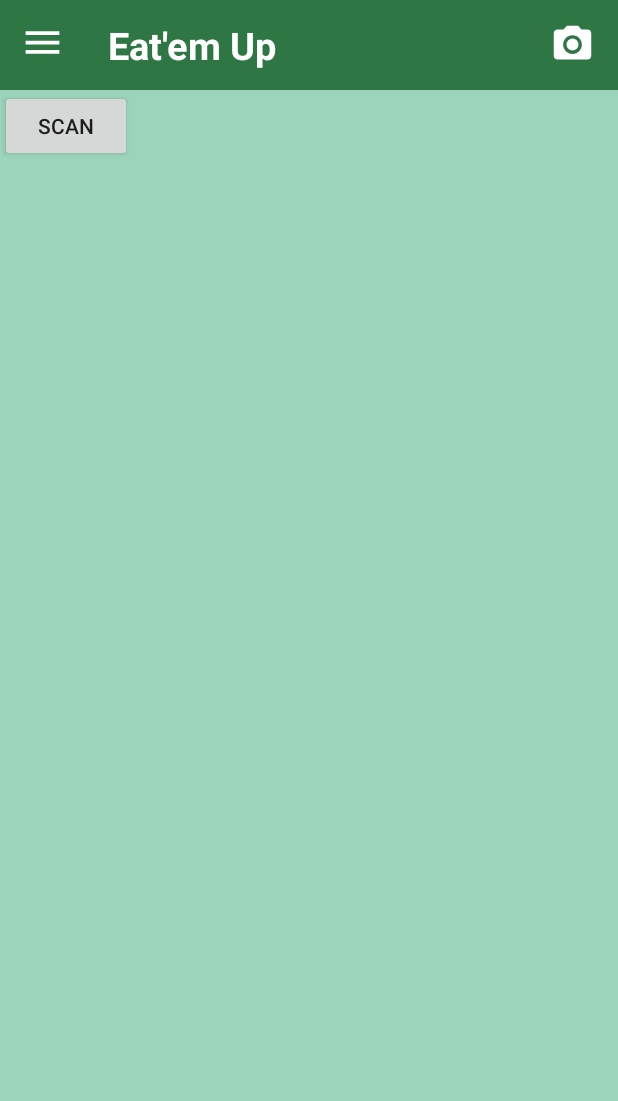
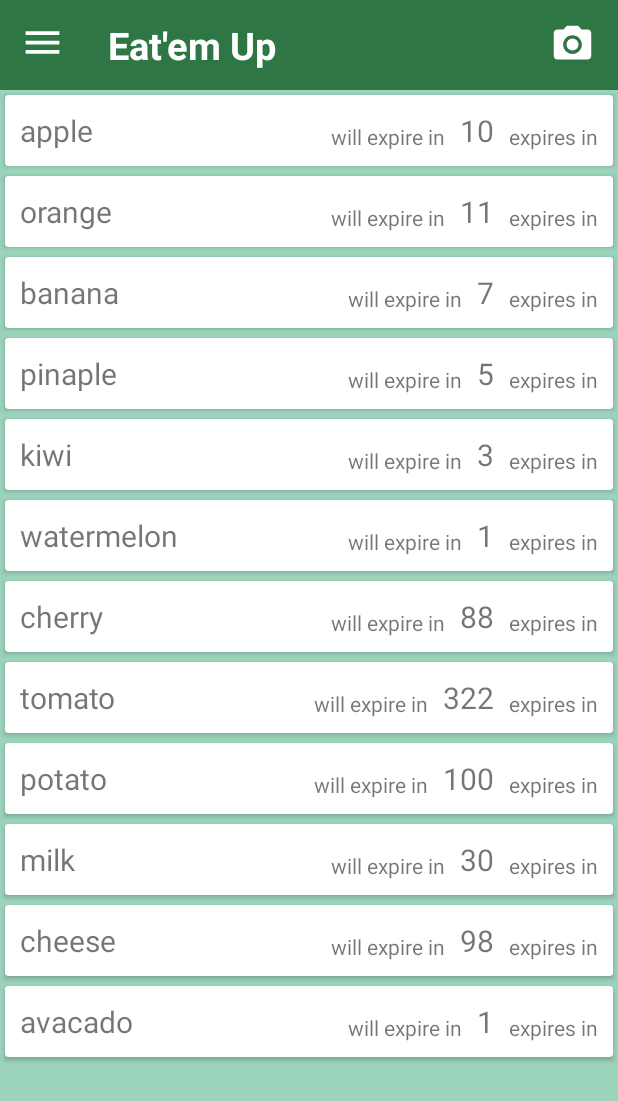
Before and after one commit to bitingbulldogs/cs446project, an Android app: the screen it shows after launch (MainActivity), on a phone screen of 412 x 824 dp. Shown: the top 1101 px of the screen. Run offline under Robolectric (Android 15) with nearby library versions, the phone set to English and light mode, and no system bars.

Commit message:
add inventory list

```diff
--- a/app/build.gradle
+++ b/app/build.gradle
@@ -24,6 +24,8 @@ dependencies {
     implementation 'com.android.support:appcompat-v7:27.1.1'
     implementation 'com.android.support:design:27.1.1'
     implementation 'com.google.android.gms:play-services-vision:15.0.0'
+    implementation 'com.android.support:recyclerview-v7:27.1.1'
+    implementation 'com.android.support:cardview-v7:27.1.1'
     testImplementation 'junit:junit:4.12'
     androidTestImplementation 'com.android.support.test:runner:1.0.2'
     androidTestImplementation 'com.android.support.test.espresso:espresso-core:3.0.2'
--- a/app/src/main/java/com/example/scbcchoi/eatemup/MainActivity.java
+++ b/app/src/main/java/com/example/scbcchoi/eatemup/MainActivity.java
@@ -3,9 +3,13 @@ package com.example.scbcchoi.eatemup;
 import android.content.Context;
 import android.support.v7.app.AppCompatActivity;
 import android.os.Bundle;
+import android.support.v7.widget.LinearLayoutManager;
+import android.support.v7.widget.RecyclerView;
 import android.view.View;
 import android.content.Intent;
 import java.util.ArrayList;
+import java.util.List;
+
 import android.support.annotation.NonNull;
 import android.support.design.widget.NavigationView;
 import android.support.v4.view.GravityCompat;
@@ -16,11 +20,19 @@ import android.support.v7.widget.Toolbar;
 import android.widget.TextView;
 import android.widget.Toast;
 
+import com.example.scbcchoi.eatemup.inventory.InventoryAdapter;
+import com.example.scbcchoi.eatemup.inventory.InventoryListItem;
+
 public class MainActivity extends AppCompatActivity {
 
     private DrawerLayout drawerLayout;
     private NavigationView navigationView;
     private Toolbar toolbar;
+    private RecyclerView recyclerView;
+
+    // to test recylerview, should be removed later
+    List<InventoryListItem> InventoryList;
+
 
     @Override
     protected void onCreate(Bundle savedInstanceState) {
@@ -75,6 +87,29 @@ public class MainActivity extends AppCompatActivity {
             }
         });
 
+        //set up recyclerView
+        recyclerView = findViewById(R.id.rv_inventory);
+        recyclerView.setLayoutManager(new LinearLayoutManager(this));
+
+        //some hardcoded data to test recyclerview
+        //remove later
+        InventoryList = new ArrayList<>();
+        InventoryList.add(new InventoryListItem("apple", 10));
+        InventoryList.add(new InventoryListItem("orange", 11));
+        InventoryList.add(new InventoryListItem("banana", 7));
+        InventoryList.add(new InventoryListItem("pinaple", 5));
+        InventoryList.add(new InventoryListItem("kiwi", 3));
+        InventoryList.add(new InventoryListItem("watermelon", 1));
+        InventoryList.add(new InventoryListItem("cherry", 88));
+        InventoryList.add(new InventoryListItem("tomato", 322));
+        InventoryList.add(new InventoryListItem("potato", 100));
+        InventoryList.add(new InventoryListItem("milk", 30));
+        InventoryList.add(new InventoryListItem("cheese", 98));
+        InventoryList.add(new InventoryListItem("avacado", 1));
+
+        //setup adapater for recyclerview
+        InventoryAdapter adapter = new InventoryAdapter(InventoryList);
+        recyclerView.setAdapter(adapter);
 
 
     }
@@ -115,9 +150,9 @@ public class MainActivity extends AppCompatActivity {
 //        startActivity(intent);
 //        finish();
         Toast.makeText(this, "Camera", Toast.LENGTH_SHORT).show();
-//        Intent intent = new Intent(this, OcrCaptureActivity.class);
-//        startActivity(intent);
-//        finish();
+        Intent intent = new Intent(this, OcrCaptureActivity.class);
+        startActivity(intent);
+        finish();
     }
 
 }
--- /dev/null
+++ b/app/src/main/java/com/example/scbcchoi/eatemup/inventory/InventoryAdapter.java
@@ -0,0 +1,84 @@
+package com.example.scbcchoi.eatemup.inventory;
+
+
+import android.app.Dialog;
+import android.support.annotation.NonNull;
+import android.support.v7.widget.RecyclerView;
+import android.support.v7.widget.CardView;
+import android.view.LayoutInflater;
+import android.view.View;
+import android.view.ViewGroup;
+import android.widget.EditText;
+import android.widget.TextView;
+
+import com.example.scbcchoi.eatemup.R;
+
+import java.util.List;
+
+public class InventoryAdapter extends RecyclerView.Adapter<InventoryAdapter.InventoryVH> {
+
+
+    private List<InventoryListItem> inventoryList;
+    private Dialog inventoryDialog;
+
+
+    public InventoryAdapter(List<InventoryListItem> inventoryList){
+        this.inventoryList = inventoryList;
+    }
+
+    @NonNull
+    @Override
+    public InventoryVH onCreateViewHolder(@NonNull final ViewGroup viewGroup, int i) {
+        LayoutInflater inflater = LayoutInflater.from(viewGroup.getContext());
+        final View view = inflater.inflate(R.layout.inventory_list, viewGroup, false);
+        final InventoryVH tempVH = new InventoryVH(view);
+
+        inventoryDialog = new Dialog(viewGroup.getContext());
+        inventoryDialog.setContentView(R.layout.dialog_inventory);
+
+        tempVH.inventoryCardView.setOnClickListener(new View.OnClickListener() {
+            @Override
+            public void onClick(View v) {
+                //Toast.makeText(viewGroup.getContext(),"successfully clicked",Toast.LENGTH_SHORT).show();
+
+                EditText dialogName = inventoryDialog.findViewById(R.id.dialog_name);
+                EditText dialogDate = inventoryDialog.findViewById(R.id.dialog_date);
+                dialogName.setText(inventoryList.get(tempVH.getAdapterPosition()).getName());
+                dialogDate.setText(inventoryList.get(tempVH.getAdapterPosition()).getDate());
+
+
+                inventoryDialog.show();
+            }
+        });
+
+        return tempVH;
+    }
+
+    @Override
+    public void onBindViewHolder(@NonNull InventoryVH inventoryVH, int i) {
+
+        InventoryListItem inventory = inventoryList.get(i);
+
+        inventoryVH.textViewName.setText(inventory.getName());
+        inventoryVH.textViewDate.setText(inventory.getDate());
+
+
+    }
+
+    @Override
+    public int getItemCount() {
+        return inventoryList.size();
+    }
+
+    class InventoryVH extends RecyclerView.ViewHolder{
+        private TextView textViewName, textViewDate;
+        private CardView inventoryCardView;
+
+        public InventoryVH (@NonNull View itemView) {
+            super(itemView);
+            textViewName = itemView.findViewById(R.id.rv_inventory_name);
+            textViewDate = itemView.findViewById(R.id.rv_inventory_date);
+            inventoryCardView = itemView.findViewById(R.id.cv_inventory);
+        }
+    }
+}
--- /dev/null
+++ b/app/src/main/java/com/example/scbcchoi/eatemup/inventory/InventoryListItem.java
@@ -0,0 +1,23 @@
+package com.example.scbcchoi.eatemup.inventory;
+
+//items to display on the inventory list;
+//
+
+public class InventoryListItem {
+
+    private String name;
+    private int date;
+
+    public InventoryListItem(String name, int date) {
+        this.name = name;
+        this.date = date;
+    }
+
+    public String getName() {
+        return name;
+    }
+
+    public String getDate() {
+        return Integer.toString(date);
+    }
+}
--- a/app/src/main/res/layout/activity_main.xml
+++ b/app/src/main/res/layout/activity_main.xml
@@ -23,29 +23,16 @@
             android:layout_width="match_parent"
             android:layout_height="match_parent">
 
-            <Button
-                android:id="@+id/button"
-                android:layout_width="wrap_content"
-                android:layout_height="wrap_content"
-                android:text="Scan"
-                tools:layout_editor_absoluteX="161dp"
-                tools:layout_editor_absoluteY="463dp"
+            <android.support.v7.widget.RecyclerView
+                android:id = "@+id/rv_inventory"
+                android:layout_width="match_parent"
+                android:layout_height="match_parent"
+
                 app:layout_constraintBottom_toBottomOf="parent"
-                app:layout_constraintLeft_toLeftOf="parent"
-                app:layout_constraintRight_toRightOf="parent"
-                app:layout_constraintTop_toTopOf="parent"
-                android:onClick="scan"/>
+                app:layout_constraintEnd_toEndOf="parent"
+                app:layout_constraintStart_toStartOf="parent"
+                app:layout_constraintTop_toTopOf="parent" />
 
-            <TextView
-                android:id="@+id/result"
-                android:layout_width="wrap_content"
-                android:layout_height="wrap_content"
-                android:layout_marginBottom="8dp"
-                android:text=""
-                app:layout_constraintBottom_toBottomOf="parent"
-                app:layout_constraintEnd_toEndOf="@+id/button"
-                app:layout_constraintStart_toStartOf="@+id/button"
-                app:layout_constraintTop_toBottomOf="@+id/button" />
 
         </LinearLayout>
 
--- /dev/null
+++ b/app/src/main/res/layout/dialog_inventory.xml
@@ -0,0 +1,53 @@
+<?xml version="1.0" encoding="utf-8"?>
+<android.support.constraint.ConstraintLayout
+    xmlns:android="http://schemas.android.com/apk/res/android"
+    xmlns:app="http://schemas.android.com/apk/res-auto"
+    android:layout_width="350dp"
+    android:layout_height="wrap_content"
+    android:layout_gravity="center"
+    android:id="@+id/dialog">
+
+    <LinearLayout
+
+        android:layout_width="match_parent"
+        android:layout_height="250dp"
+        android:background="@android:color/white"
+        android:orientation="vertical"
+        app:layout_constraintBottom_toBottomOf="parent"
+        app:layout_constraintEnd_toEndOf="parent"
+        app:layout_constraintStart_toStartOf="parent"
+        app:layout_constraintTop_toTopOf="parent">
+
+
+        <EditText
+            android:id="@+id/dialog_name"
+            android:layout_width="220dp"
+            android:layout_height="wrap_content"
+            android:layout_gravity="center"
+            android:layout_marginTop="10dp"
+            android:inputType="text"
+            android:textSize="40sp" />
+
+        <EditText
+            android:id="@+id/dialog_date"
+            android:layout_width="150dp"
+            android:layout_height="wrap_content"
+            android:layout_gravity="center"
+            android:layout_marginTop="20dp"
+            android:inputType="date"
+            android:textSize="40sp" />
+
+        <Button
+            android:layout_width="wrap_content"
+            android:layout_height="wrap_content"
+            android:layout_gravity="center"
+            android:layout_marginTop="20dp"
+            android:text="" />
+
+    </LinearLayout>
+
+
+
+
+
+</android.support.constraint.ConstraintLayout>
--- /dev/null
+++ b/app/src/main/res/layout/inventory_list.xml
@@ -0,0 +1,52 @@
+<?xml version="1.0" encoding="utf-8"?>
+<android.support.v7.widget.CardView
+    xmlns:android="http://schemas.android.com/apk/res/android"
+
+        android:layout_width="match_parent"
+        android:layout_height="wrap_content"
+        android:layout_margin="3dp"
+        android:background="@android:color/white"
+        android:orientation="vertical"
+        android:id="@+id/cv_inventory">
+
+        <LinearLayout
+            android:layout_width="match_parent"
+            android:layout_height="wrap_content">
+
+            <TextView
+                android:id="@+id/rv_inventory_name"
+                android:layout_width="0dp"
+                android:layout_height="match_parent"
+                android:layout_margin="10dp"
+                android:textSize="20sp"
+                android:layout_weight="1"
+                android:gravity="start"/>
+
+            <TextView
+                android:layout_width="wrap_content"
+                android:layout_height="match_parent"
+                android:layout_margin="10dp"
+                android:gravity="bottom"
+                android:textSize="14sp"
+                android:text="@string/will_expire_in" />
+
+            <TextView
+                android:id="@+id/rv_inventory_date"
+                android:layout_width="wrap_content"
+                android:layout_height="match_parent"
+                android:layout_marginTop="10dp"
+                android:layout_marginBottom="10dp"
+                android:gravity="bottom"
+                android:textSize="20sp" />
+
+            <TextView
+                android:layout_width="wrap_content"
+                android:layout_height="match_parent"
+                android:layout_margin="10dp"
+                android:gravity="bottom"
+                android:textSize="14sp"
+                android:text="@string/days" />
+
+        </LinearLayout>
+
+</android.support.v7.widget.CardView>
--- a/app/src/main/res/values/strings.xml
+++ b/app/src/main/res/values/strings.xml
@@ -14,4 +14,7 @@
     <string name="ocr_error">"Error reading text: %1$s"</string>
     <string name="open">Open</string>
     <string name="close">Close</string>
+    <string name="will_expire_in">will expire in</string>
+    <string name="days">expires in</string>
+
 </resources>
```
